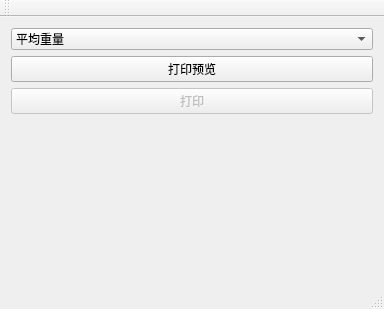
First picture: the form in PRT/PRT.ui, repository DR-Pharm/QPrinter, before the edit.
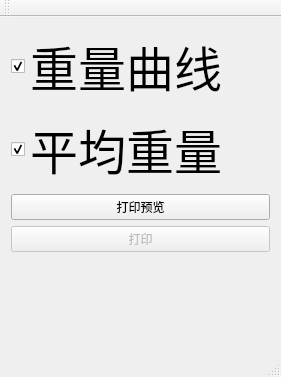
Second picture: the form after the edit.

Patch:
```diff
--- a/PRT/PRT.ui
+++ b/PRT/PRT.ui
@@ -6,8 +6,8 @@
    <rect>
     <x>0</x>
     <y>0</y>
-    <width>384</width>
-    <height>309</height>
+    <width>281</width>
+    <height>377</height>
    </rect>
   </property>
   <property name="windowTitle">
@@ -16,23 +16,35 @@
   <widget class="QWidget" name="centralWidget">
    <layout class="QVBoxLayout" name="verticalLayout">
     <item>
-     <widget class="QComboBox" name="cB_Mode">
-      <property name="styleSheet">
-       <string notr="true">font: 36pt &quot;迷你简菱心&quot;;</string>
+     <widget class="QCheckBox" name="cB_Curve">
+      <property name="font">
+       <font>
+        <family>迷你简菱心</family>
+        <pointsize>36</pointsize>
+       </font>
       </property>
-      <property name="currentIndex">
-       <number>1</number>
-      </property>
-      <item>
        <property name="text">
         <string>重量曲线</string>
        </property>
+      <property name="checked">
+       <bool>true</bool>
+      </property>
+     </widget>
       </item>
       <item>
+     <widget class="QCheckBox" name="cB_Average">
+      <property name="font">
+       <font>
+        <family>迷你简菱心</family>
+        <pointsize>36</pointsize>
+       </font>
+      </property>
        <property name="text">
         <string>平均重量</string>
        </property>
-      </item>
+      <property name="checked">
+       <bool>true</bool>
+      </property>
      </widget>
     </item>
     <item>
```
Left out of the diff: 2 changed lines with no effect on the pictures. Lines whose indentation alone changed are shown as unchanged.
